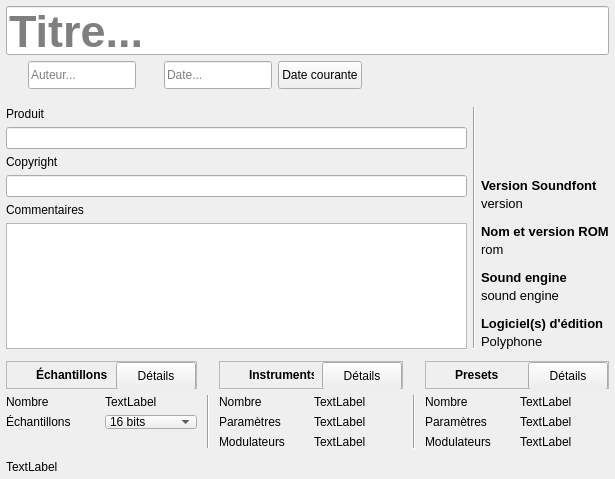
Old version of the form sources/editor/pagesf2.ui in the repository davy7125/polyphone.
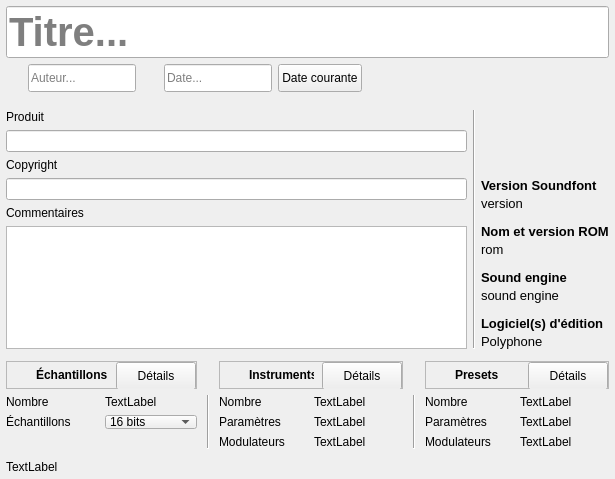
New version of the form. Icons and pictures are not drawn. Custom widgets are drawn as their Qt base class.

The edit to the form file:
```diff
--- a/sources/editor/pagesf2.ui
+++ b/sources/editor/pagesf2.ui
@@ -49,18 +49,18 @@
         <property name="minimumSize">
          <size>
           <width>0</width>
-          <height>49</height>
+          <height>52</height>
          </size>
         </property>
         <property name="maximumSize">
          <size>
           <width>16777215</width>
-          <height>49</height>
+          <height>52</height>
          </size>
         </property>
         <property name="font">
          <font>
-          <pointsize>34</pointsize>
+          <pointsize>30</pointsize>
           <weight>75</weight>
           <bold>true</bold>
          </font>
```
